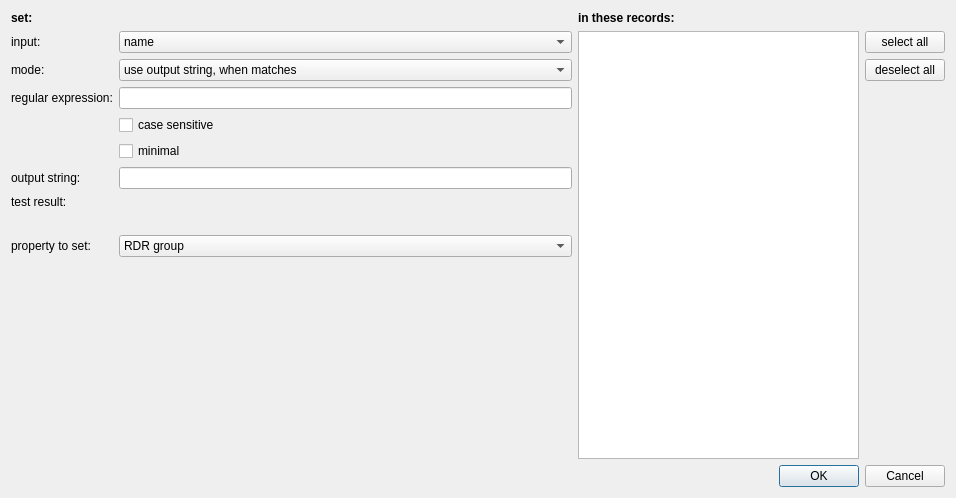
Before: the Qt Designer form application/dlgsetrdrpropertybyregexp.ui in jkriege2/QuickFit3, drawn with Qt 5.
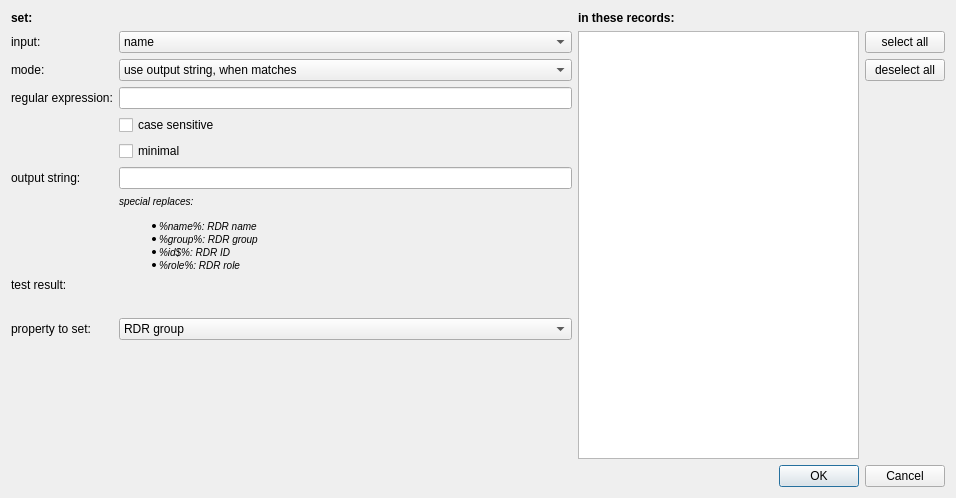
After: the same form once the commit is applied.

What changed in the file:
```diff
--- a/application/dlgsetrdrpropertybyregexp.ui
+++ b/application/dlgsetrdrpropertybyregexp.ui
@@ -98,14 +98,14 @@
      <item row="5" column="1">
       <widget class="QLineEdit" name="edtOutputValue"/>
      </item>
-     <item row="8" column="0">
+     <item row="9" column="0">
       <widget class="QLabel" name="label_5">
        <property name="text">
         <string>property to set:</string>
        </property>
       </widget>
      </item>
-     <item row="8" column="1">
+     <item row="9" column="1">
       <widget class="QComboBox" name="cmbOutput">
        <item>
         <property name="text">
@@ -129,14 +129,14 @@
        </item>
       </widget>
      </item>
-     <item row="6" column="0">
+     <item row="7" column="0">
       <widget class="QLabel" name="label_6">
        <property name="text">
         <string>test result:</string>
        </property>
       </widget>
      </item>
-     <item row="6" column="1">
+     <item row="7" column="1">
       <widget class="QLabel" name="labTest">
        <property name="text">
         <string/>
@@ -157,13 +157,20 @@
        </property>
       </widget>
      </item>
-     <item row="7" column="1">
+     <item row="8" column="1">
       <widget class="QLabel" name="labError">
        <property name="text">
         <string/>
        </property>
       </widget>
      </item>
+     <item row="6" column="1">
+      <widget class="QLabel" name="label_9">
+       <property name="text">
+        <string>&lt;html&gt;&lt;head/&gt;&lt;body&gt;&lt;font size=&quot;-1&quot;&gt;&lt;span style=&quot; font-style:italic;&quot;&gt;special replaces:&lt;/span&gt;&lt;/p&gt;&lt;p&gt;&lt;span style=&quot; font-style:italic;&quot;&gt;&lt;ul&gt;&lt;li&gt;%name%: RDR name&lt;/li&gt;&lt;li&gt;%group%: RDR group&lt;/li&gt;&lt;li&gt;%id$%: RDR ID&lt;/li&gt;&lt;li&gt;%role%: RDR role&lt;/li&gt;&lt;/ul&gt;&lt;/span&gt;&lt;/font&gt;&lt;/body&gt;&lt;/html&gt;</string>
+       </property>
+      </widget>
+     </item>
     </layout>
    </item>
    <item row="0" column="0">
```
Left out of the diff: 25 changed lines with no effect on the pictures.
